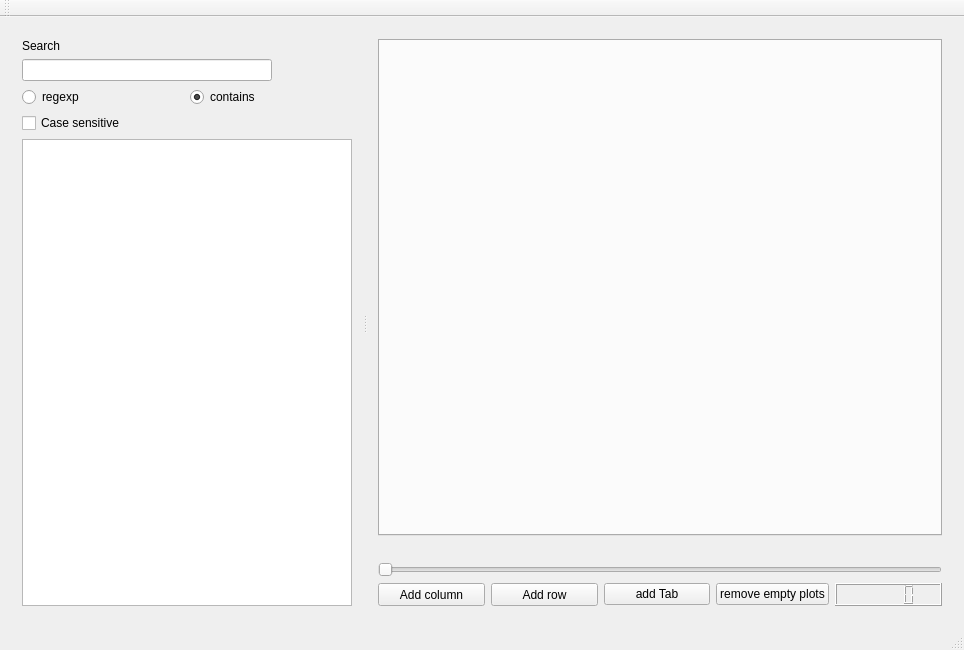
Above: mainwindow.ui from ziparker/PlotJuggler before the change. Below: the same form after it.
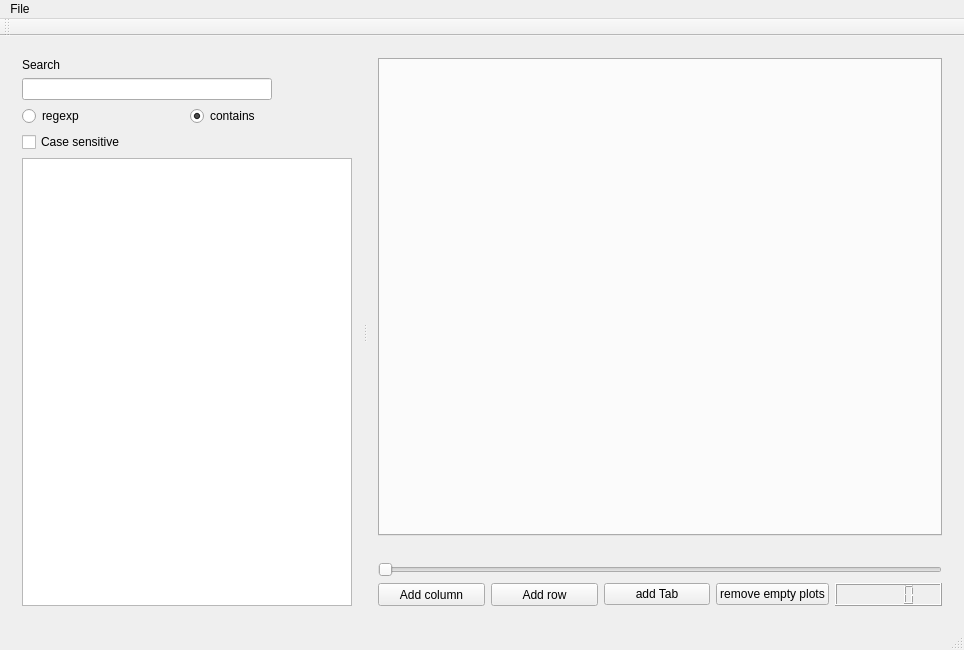
That is the form after the change.

Commit message: added save/load layout

What changed in the file:
```diff
--- a/mainwindow.ui
+++ b/mainwindow.ui
@@ -266,6 +266,15 @@
      <height>26</height>
     </rect>
    </property>
+   <widget class="QMenu" name="menuFile">
+    <property name="title">
+     <string>File</string>
+    </property>
+    <addaction name="actionLoad_layout"/>
+    <addaction name="actionSave_layout"/>
+    <addaction name="separator"/>
+   </widget>
+   <addaction name="menuFile"/>
   </widget>
   <widget class="QToolBar" name="mainToolBar">
    <attribute name="toolBarArea">
```
Left out of the diff: 10 changed lines with no effect on the pictures. The commit also changes 7 other files.
